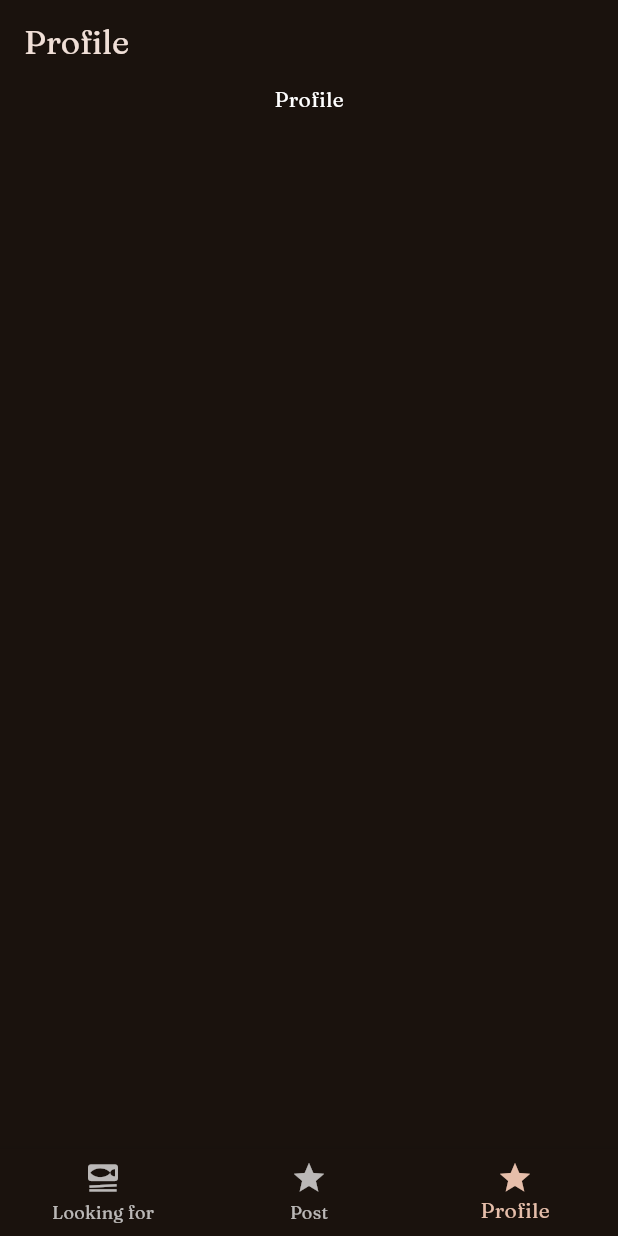
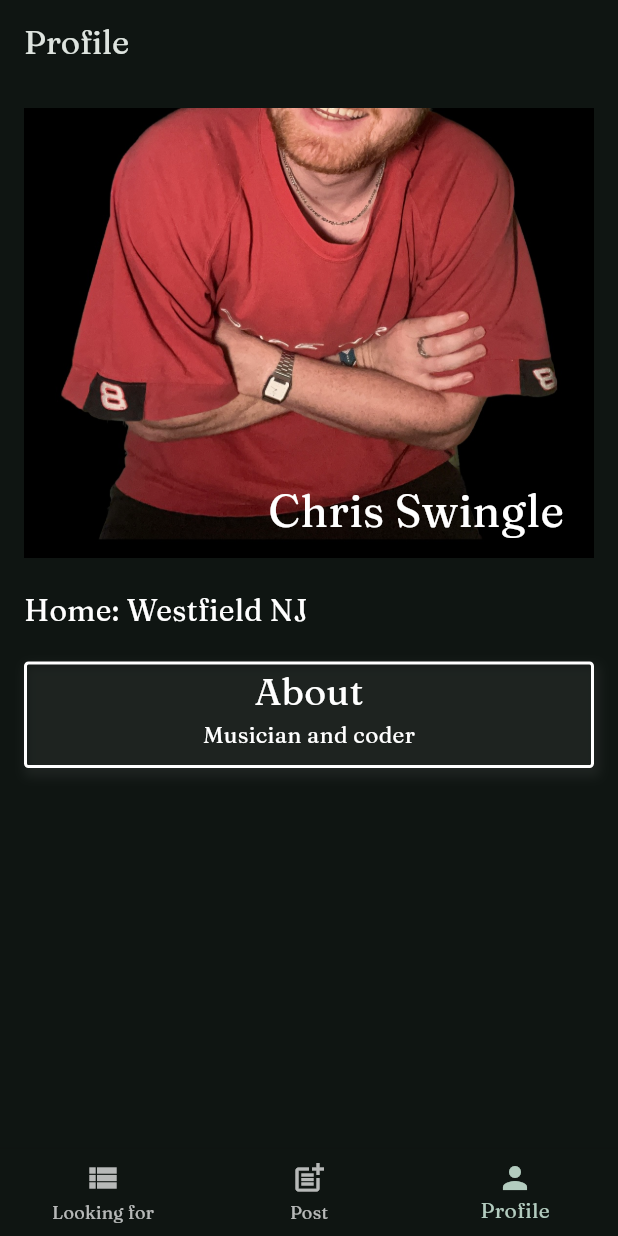
Before and after one commit to ChrisSwingle/LikeMinds, a Flutter app: the screen it shows after launch, item 3 of the bottom bar chosen, on a phone screen of 412 x 824 dp. Run offline on Flutter 3.47's test engine with Material 3 defaults, Android fonts, the phone set to English and light mode, and no system bars; our stand-ins replace flutter_riverpod, google_fonts.

Commit message:
end of firt day. Basic profile and model

```diff
--- a/lib/main.dart
+++ b/lib/main.dart
@@ -7,7 +7,7 @@
   useMaterial3: true,
   colorScheme: ColorScheme.fromSeed(
     brightness: Brightness.dark,
-    seedColor: const Color.fromARGB(255, 131, 57, 0),
+    seedColor: Color.fromARGB(255, 8, 203, 151),
   ),
   textTheme: GoogleFonts.frauncesTextTheme(),
 );
--- /dev/null
+++ b/lib/models/profile.dart
@@ -0,0 +1,13 @@
+class Profile {
+  Profile(
+      {required this.firstName,
+      required this.lastName,
+      required this.location,
+      required this.about});
+
+  final String firstName;
+  final String lastName;
+  final String location;
+  final String about;
+  // Images
+}
--- a/lib/screens/home_screen.dart
+++ b/lib/screens/home_screen.dart
@@ -2,6 +2,8 @@ import 'package:flutter/material.dart';
 import 'package:like_minds/screens/looking_for_screen.dart';
 import 'package:like_minds/screens/post_looking_for_screen.dart';
 import 'package:like_minds/screens/profile_screen.dart';
+
+import '../models/profile.dart';
 
 class HomeScreen extends StatefulWidget {
   const HomeScreen({super.key});
@@ -22,6 +24,12 @@ class _HomeScreenState extends State<HomeScreen> {
     });
   }
 
+  final Profile _tempProfile = Profile(
+      firstName: 'Chris',
+      lastName: 'Swingle',
+      location: 'Westfield NJ',
+      about: 'Musician and coder');
+
   @override
   Widget build(BuildContext context) {
     Widget activePage = const LookingForScreen();
@@ -38,7 +46,9 @@ class _HomeScreenState extends State<HomeScreen> {
 
     if (_selectedPageIndex == 2) {
       _activePageTitle = 'Profile';
-      activePage = const ProfileScreen();
+      activePage = ProfileScreen(
+        profile: _tempProfile,
+      );
     }
 
     return Scaffold(
@@ -49,9 +59,9 @@ class _HomeScreenState extends State<HomeScreen> {
         currentIndex: _selectedPageIndex,
         items: const [
           BottomNavigationBarItem(
-              icon: Icon(Icons.set_meal), label: 'Looking for'),
-          BottomNavigationBarItem(icon: Icon(Icons.star), label: 'Post'),
-          BottomNavigationBarItem(icon: Icon(Icons.star), label: 'Profile'),
+              icon: Icon(Icons.view_list), label: 'Looking for'),
+          BottomNavigationBarItem(icon: Icon(Icons.post_add), label: 'Post'),
+          BottomNavigationBarItem(icon: Icon(Icons.person), label: 'Profile'),
         ],
       ),
     );
--- a/lib/screens/profile_screen.dart
+++ b/lib/screens/profile_screen.dart
@@ -1,7 +1,11 @@
 import 'package:flutter/material.dart';
+import 'package:flutter/widgets.dart';
+import 'package:like_minds/models/profile.dart';
 
 class ProfileScreen extends StatefulWidget {
-  const ProfileScreen({super.key});
+  const ProfileScreen({super.key, required this.profile});
+
+  final Profile profile;
 
   @override
   State<ProfileScreen> createState() {
@@ -12,15 +16,69 @@ class ProfileScreen extends StatefulWidget {
 class _ProfileScreenState extends State<ProfileScreen> {
   @override
   Widget build(BuildContext context) {
-    return const Column(
-      children: [
-        Center(
-          child: Text(
-            'Profile',
-            style: TextStyle(color: Colors.white),
-          ),
-        )
-      ],
+    return SingleChildScrollView(
+      child: Padding(
+        padding: const EdgeInsets.all(16.0),
+        child: Column(
+          crossAxisAlignment: CrossAxisAlignment.start,
+          children: [
+            Stack(
+              children: [
+                Image.asset(
+                  'lib/images/me.jpg',
+                  width: double.infinity,
+                  height: 300,
+                  fit: BoxFit.cover,
+                ),
+                Positioned(
+                  bottom: 10,
+                  right: 20,
+                  child: Text(
+                    widget.profile.firstName + ' ' + widget.profile.lastName,
+                    style: const TextStyle(color: Colors.white, fontSize: 30),
+                  ),
+                )
+              ],
+            ),
+            const SizedBox(height: 20),
+            Text(
+              'Home: ' + widget.profile.location,
+              style: const TextStyle(color: Colors.white, fontSize: 20),
+            ),
+            const SizedBox(height: 20),
+            Container(
+              width: double.infinity,
+              decoration: BoxDecoration(
+                border: Border.all(
+                    color: Colors.white, width: 2.0), // Outline color and width
+                borderRadius: BorderRadius.circular(3.0),
+                boxShadow: [
+                  BoxShadow(
+                    color: Colors.grey.withOpacity(0.1),
+                    spreadRadius: 2,
+                    blurRadius: 5,
+                    offset: const Offset(2, 4), // changes position of shadow
+                  ),
+                ],
+              ),
+              child: Column(
+                children: [
+                  const Text(
+                    'About',
+                    textAlign: TextAlign.left,
+                    style: TextStyle(color: Colors.white, fontSize: 25),
+                  ),
+                  Text(
+                    widget.profile.about,
+                    style: const TextStyle(fontSize: 15, color: Colors.white),
+                  ),
+                  const SizedBox(height: 10)
+                ],
+              ),
+            )
+          ],
+        ),
+      ),
     );
   }
 }
--- a/pubspec.yaml
+++ b/pubspec.yaml
@@ -61,9 +61,8 @@ flutter:
   uses-material-design: true
 
   # To add assets to your application, add an assets section, like this:
-  # assets:
-  #   - images/a_dot_burr.jpeg
-  #   - images/a_dot_ham.jpeg
+  assets:
+    - lib/images/me.jpg
 
   # An image asset can refer to one or more resolution-specific "variants", see
   # https://flutter.dev/assets-and-images/#resolution-aware
```
Also changed, not shown: lib/images/me.jpg (added).
